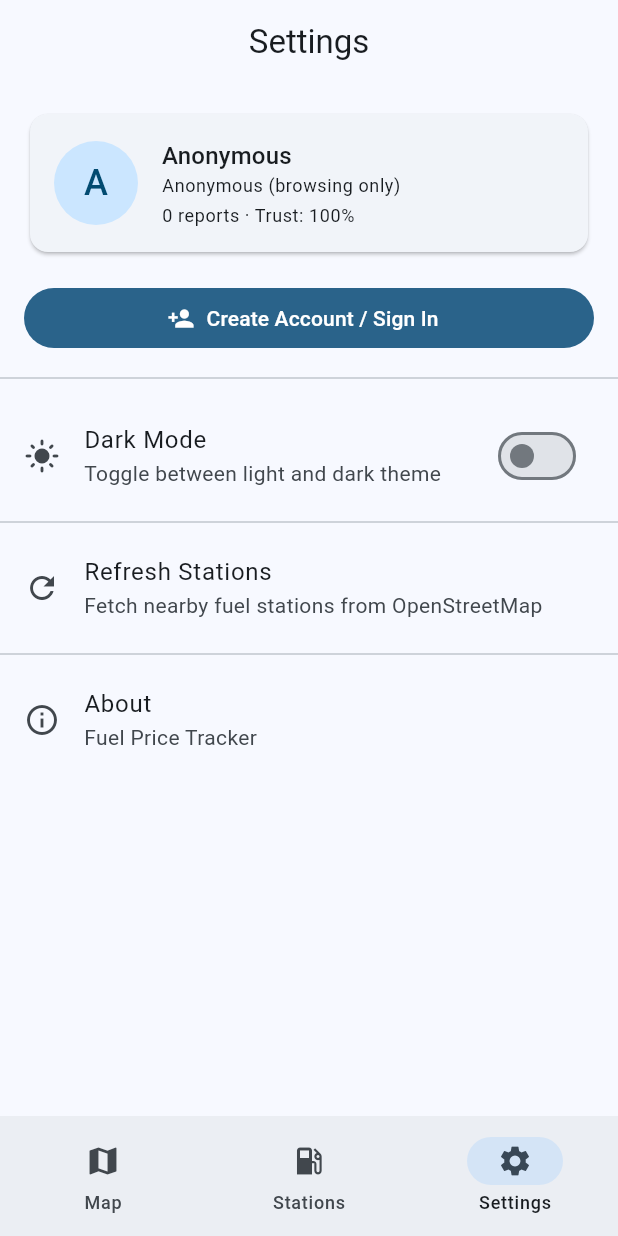
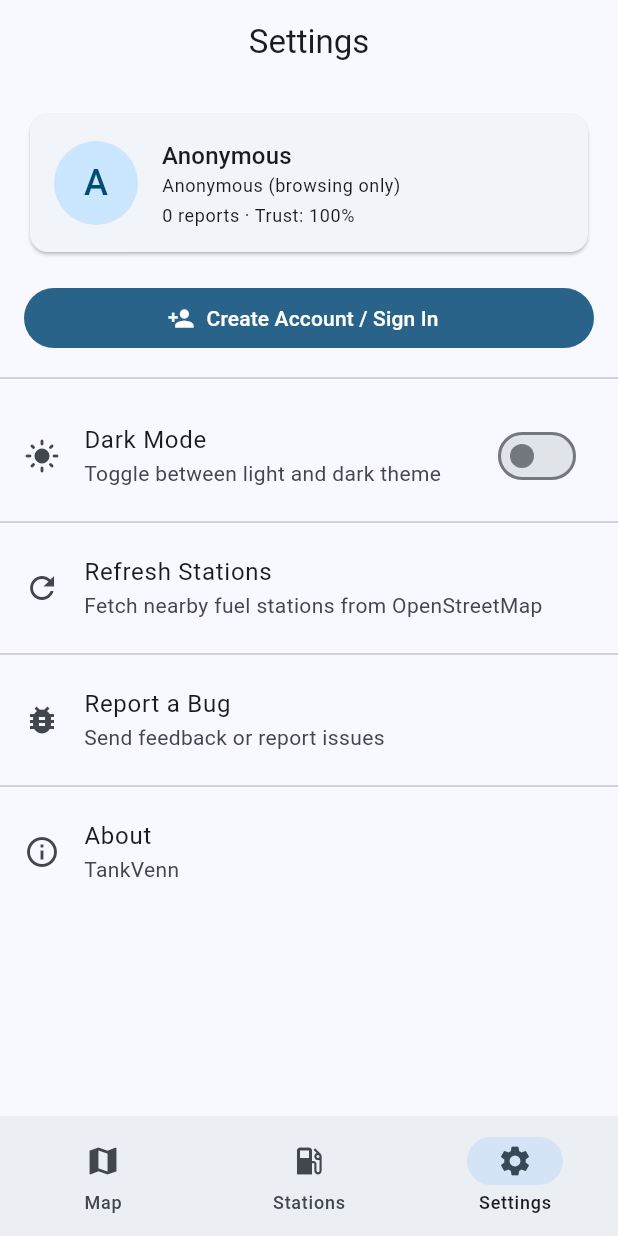
Before and after one commit to tsotnek/fuelpriceapp, a Flutter app: the screen it shows after launch, item 3 of the bottom bar chosen, on a phone screen of 412 x 824 dp. Run offline on Flutter 3.47's test engine with Material 3 defaults, Android fonts, the phone set to English and light mode, and no system bars; our stand-ins replace cloud_firestore, firebase_auth, firebase_core, fl_chart, flutter_map, geolocator and 4 more; accounts and stored records are empty; network calls fail; statements that could not run were skipped.

Commit message:
Update app branding to TankVenn and add logo

```diff
--- a/lib/app.dart
+++ b/lib/app.dart
@@ -18,7 +18,7 @@ class App extends StatelessWidget {
     final isDark = context.watch<UserProvider>().isDarkMode;
 
     return MaterialApp(
-      title: 'Fuel Price Tracker',
+      title: 'TankVenn',
       debugShowCheckedModeBanner: false,
       theme: AppTheme.lightTheme,
       darkTheme: AppTheme.darkTheme,
--- a/lib/config/constants.dart
+++ b/lib/config/constants.dart
@@ -3,7 +3,7 @@ import 'package:latlong2/latlong.dart';
 class AppConstants {
   AppConstants._();
 
-  static const String appName = 'Fuel Price Tracker';
+  static const String appName = 'TankVenn';
   static const String currencyCode = 'NOK';
   static const String currencySymbol = 'kr';
 
--- a/lib/screens/settings/settings_screen.dart
+++ b/lib/screens/settings/settings_screen.dart
@@ -1,5 +1,6 @@
 import 'package:flutter/material.dart';
 import 'package:provider/provider.dart';
+import 'package:url_launcher/url_launcher.dart';
 
 import '../../config/constants.dart';
 import '../../config/routes.dart';
@@ -58,6 +59,24 @@ class _SettingsScreenState extends State<SettingsScreen> {
     if (mounted) setState(() => _isRefreshing = false);
   }
 
+  Future<void> _launchBugReport() async {
+    final Uri emailUri = Uri(
+      scheme: 'mailto',
+      path: 'support@fuelpricetracker.com',
+      query: 'subject=Bug Report - TankVenn',
+    );
+
+    if (await canLaunchUrl(emailUri)) {
+      await launchUrl(emailUri, mode: LaunchMode.externalApplication);
+    } else {
+      if (mounted) {
+        ScaffoldMessenger.of(context).showSnackBar(
+          const SnackBar(content: Text('Could not open email client')),
+        );
+      }
+    }
+  }
+
   @override
   Widget build(BuildContext context) {
     final userProvider = context.watch<UserProvider>();
@@ -88,8 +107,10 @@ class _SettingsScreenState extends State<SettingsScreen> {
                       child: Column(
                         crossAxisAlignment: CrossAxisAlignment.start,
                         children: [
-                          Text(user.displayName,
-                              style: Theme.of(context).textTheme.titleMedium),
+                          Text(
+                            user.displayName,
+                            style: Theme.of(context).textTheme.titleMedium,
+                          ),
                           Text(
                             userProvider.accountTypeLabel,
                             style: Theme.of(context).textTheme.bodySmall,
@@ -157,10 +178,21 @@ class _SettingsScreenState extends State<SettingsScreen> {
                   )
                 : const Icon(Icons.refresh),
             title: const Text('Refresh Stations'),
-            subtitle:
-                const Text('Fetch nearby fuel stations from OpenStreetMap'),
+            subtitle: const Text(
+              'Fetch nearby fuel stations from OpenStreetMap',
+            ),
             enabled: !_isRefreshing,
             onTap: _refreshStations,
+          ),
+
+          const Divider(),
+
+          // Bug report
+          ListTile(
+            leading: const Icon(Icons.bug_report),
+            title: const Text('Report a Bug'),
+            subtitle: const Text('Send feedback or report issues'),
+            onTap: _launchBugReport,
           ),
 
           const Divider(),
@@ -177,7 +209,7 @@ class _SettingsScreenState extends State<SettingsScreen> {
                 applicationVersion: '1.0.0',
                 children: [
                   const Text(
-                    'Community-driven fuel price tracker for Norway. '
+                    'TankVenn - Community-driven fuel price tracker for Norway. '
                     'Report and find the cheapest fuel prices near you.',
                   ),
                 ],
```
Also changed, not shown: assets/logos/Logo.png (added), 1 other file.
